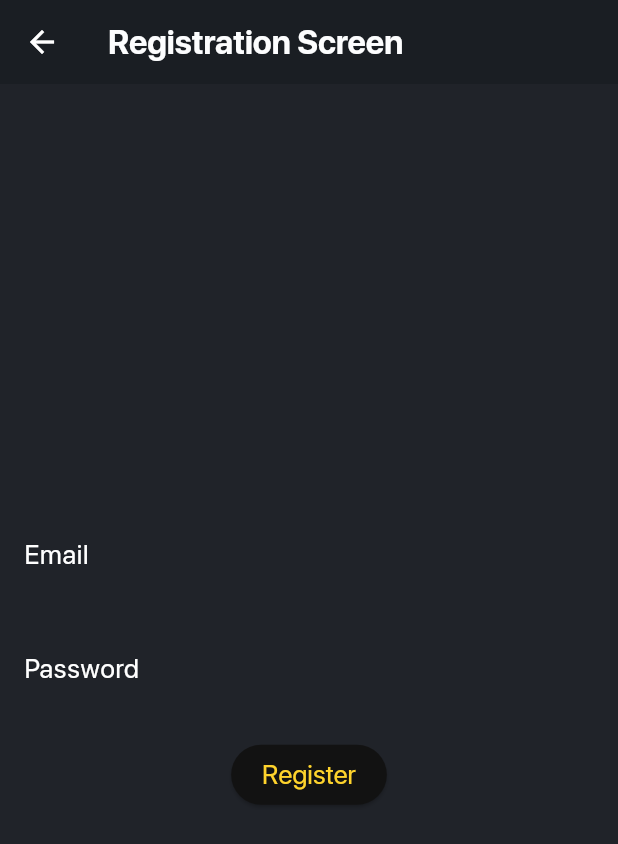
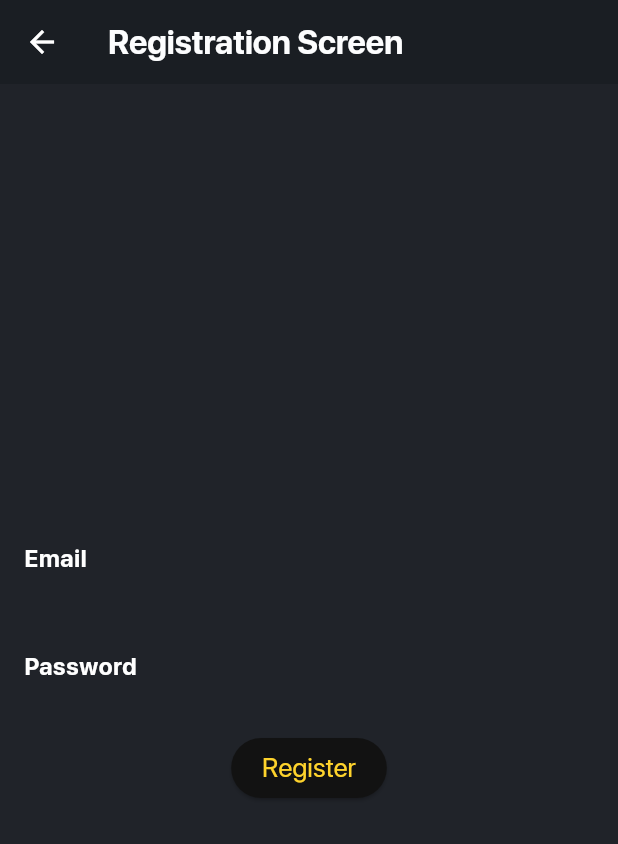
Before and after one commit to McAr0v/dvij_flutter, a Flutter app: the screen it shows after launch, after a tap on "Зарегистрироваться", on a phone screen of 412 x 824 dp. Shown: the top 844 px of the screen. Run offline on Flutter 3.47's test engine with Material 3 defaults, Android fonts, the phone set to English and light mode, and no system bars; our stand-ins replace firebase_auth, firebase_core, flutter_svg; accounts and stored records are empty; project files that could hold a hidden picture were left out.

Commit message:
Testing style with figma design

```diff
--- a/lib/screens/profile/user_not_sign_in_screen.dart
+++ b/lib/screens/profile/user_not_sign_in_screen.dart
@@ -18,7 +18,7 @@ class UserNotSignInScreen extends StatelessWidget {
       mainAxisAlignment: MainAxisAlignment.center,
       crossAxisAlignment: CrossAxisAlignment.start,
       children: [
-        Text('Войди или создай аккаунт', style: Theme.of(context).textTheme.displayLarge,),
+        Text('Войди или создай аккаунт', style: Theme.of(context).textTheme.titleLarge,),
         SizedBox(height: 15.0),
         Text('Страница аккаунта станет доступна после того, как ты сделаешь вход в свой аккаунт или зарегистрируешься', style: Theme.of(context).textTheme.bodyMedium,),
         SizedBox(height: 25.0),
--- a/lib/themes/dark_theme.dart
+++ b/lib/themes/dark_theme.dart
@@ -29,6 +29,14 @@ class CustomTheme {
 
       ),
 
+      tabBarTheme: TabBarTheme(
+        labelStyle: TextStyle(color: AppColors.brandColor, fontSize: 16, fontFamily: 'SfProDisplay', fontWeight: FontWeight.normal),
+        unselectedLabelStyle: TextStyle(color: AppColors.white, fontSize: 14, fontFamily: 'SfProDisplay', fontWeight: FontWeight.normal),
+        indicatorColor: AppColors.brandColor,
+        indicatorSize: TabBarIndicatorSize.tab,
+
+      ),
+
       primaryColor: AppColors.brandColor,
 
         // Цвет фона по умолчанию
@@ -55,23 +63,50 @@ class CustomTheme {
             fontFamily: 'SfProDisplay',
             fontWeight: FontWeight.bold,
           ),
+          titleLarge: TextStyle(
+            color: AppColors.white,
+            fontSize: 40,
+            fontFamily: 'SfProDisplay',
+            fontWeight: FontWeight.w900,
+            height: 1.1
+
+
+          ),
+          titleMedium: TextStyle(
+            color: AppColors.white,
+            fontSize: 20,
+            fontFamily: 'SfProDisplay',
+            fontWeight: FontWeight.bold,
+
+          ),
+          titleSmall: TextStyle(
+            color: AppColors.white,
+            fontSize: 20,
+            fontFamily: 'SfProDisplay',
+            fontWeight: FontWeight.normal,
+
+          ),
           bodyLarge: TextStyle(
             color: AppColors.white,
-            fontSize: 18,
+            fontSize: 16,
             fontFamily: 'SfProDisplay',
-            fontWeight: FontWeight.normal,
+            fontWeight: FontWeight.bold,
+
           ),
           bodyMedium: TextStyle(
             color: AppColors.white,
             fontSize: 16,
             fontFamily: 'SfProDisplay',
             fontWeight: FontWeight.normal,
+            height: 1.3
+
           ),
           bodySmall: TextStyle(
             color: AppColors.white,
             fontSize: 14,
             fontFamily: 'SfProDisplay',
             fontWeight: FontWeight.normal,
+
           ),
         labelLarge: TextStyle(
           color: AppColors.white,
@@ -81,15 +116,18 @@ class CustomTheme {
         ),
         labelMedium: TextStyle(
           color: AppColors.white,
-          fontSize: 16,
+          fontSize: 12,
           fontFamily: 'SfProDisplay',
           fontWeight: FontWeight.normal,
+
         ),
         labelSmall: TextStyle(
           color: AppColors.white,
-          fontSize: 14,
+          fontSize: 10,
           fontFamily: 'SfProDisplay',
           fontWeight: FontWeight.normal,
+
+
         )
 
       ),
@@ -118,14 +156,14 @@ class CustomTheme {
         selectedLabelStyle: TextStyle(
           fontSize: 12,
           fontFamily: 'SfProDisplay',
-          fontWeight: FontWeight.normal
+          fontWeight: FontWeight.normal,
         ),
         selectedIconTheme: IconThemeData(
           size: 25
         ),
         unselectedIconTheme: IconThemeData(
           color: AppColors.greyText
-        )
+        ),
       ),
 
       // Всплываюшая шторка
```
